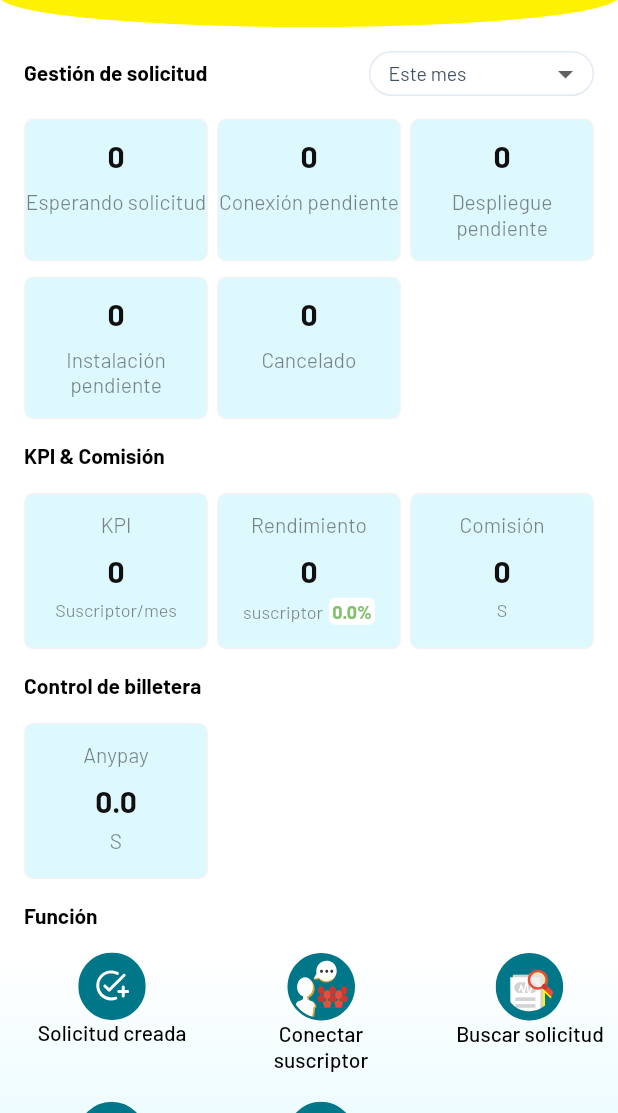
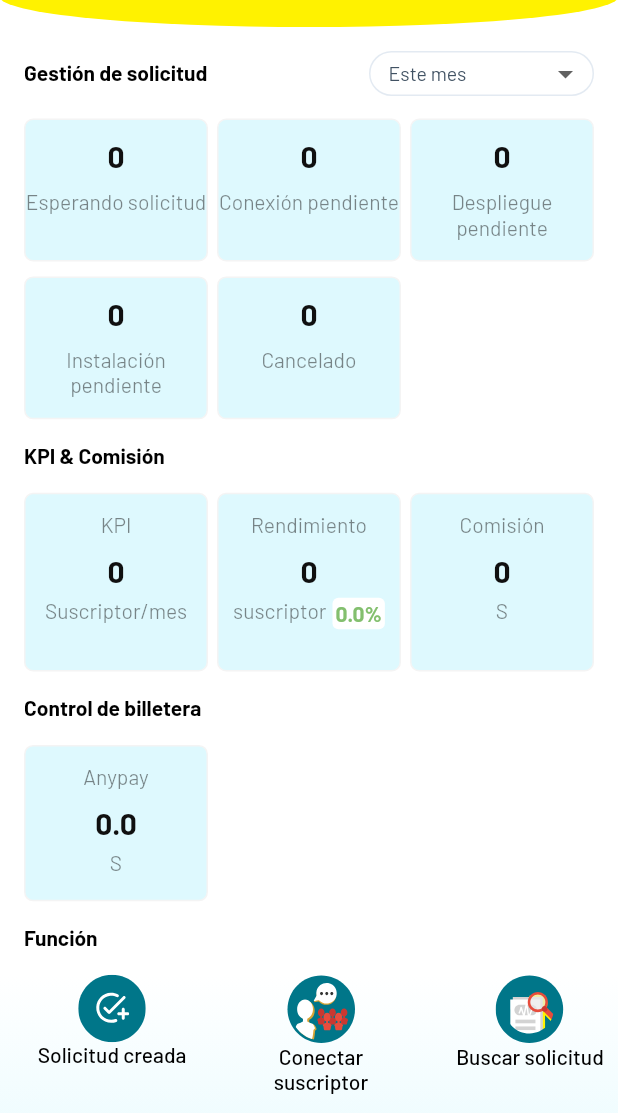
Before and after one commit to nhdduong292/Bitel_develop, a Flutter app: the SalePage screen opened by its route, on a phone screen of 412 x 824 dp, the part 123-1236 px from its top. Run offline on Flutter 3.47's test engine with Material 2 defaults, Android fonts, the phone set to English and light mode, and no system bars; our stand-ins replace camera, dio, dotted_border, dotted_line, dropdown_button2, expandable and 20 more; missing offline and left inert: dart:ffi, flutter_launcher_icons, flutter_pdfview, google_mlkit_text_recognition, jwt_decode, multiselect; accounts and stored records are empty; generated files the repository leaves out were written again; network calls fail; project files that could hold a hidden picture were left out.

Commit message:
sua bi tran text kpi commission

```diff
--- a/lib/main/ui/main/drawer/ftth/sale/sale_page.dart
+++ b/lib/main/ui/main/drawer/ftth/sale/sale_page.dart
@@ -247,7 +247,7 @@ class SalePage extends GetWidget {
                               gridDelegate:
                                   SliverGridDelegateWithFixedCrossAxisCount(
                                       crossAxisCount: 3,
-                                      childAspectRatio: (width / 350),
+                                      childAspectRatio: (width / 400),
                                       crossAxisSpacing: 6.0,
                                       mainAxisSpacing: 10.0),
                               itemBuilder: (BuildContext context, int index) {
@@ -300,20 +300,20 @@ class SalePage extends GetWidget {
                                         const SizedBox(
                                           height: 6,
                                         ),
-                                        Row(
-                                          mainAxisAlignment:
-                                              MainAxisAlignment.center,
+                                        Center(
+                                          child: Wrap(
                                             children: [
                                               Text(
                                                 optionSale.unit,
                                                 style: AppStyles.r2.copyWith(
                                                     color: optionSale.index ==
-                                                          controller.indexSelect
+                                                            controller
+                                                                .indexSelect
                                                         ? AppColors.colorTitle
                                                         : AppColors.colorText5
                                                             .withOpacity(0.5),
                                                     fontWeight: FontWeight.w400,
-                                                  fontSize: 12),
+                                                    fontSize: 14),
                                               ),
                                               Container(
                                                 margin: index == 1
@@ -326,7 +326,8 @@ class SalePage extends GetWidget {
                                                     : const EdgeInsets.all(0),
                                                 decoration: BoxDecoration(
                                                     borderRadius:
-                                                      BorderRadius.circular(4),
+                                                        BorderRadius.circular(
+                                                            4),
                                                     color: Colors.white),
                                                 child: index == 1
                                                     ? Text(
@@ -338,11 +339,12 @@ class SalePage extends GetWidget {
                                                                 fontWeight:
                                                                     FontWeight
                                                                         .w600,
-                                                              fontSize: 12),
+                                                                fontSize: 14),
                                                       )
                                                     : const Text(""),
                                               )
                                             ],
+                                          ),
                                         ),
                                       ],
                                     ),
```
Lines whose indentation alone changed are shown as unchanged.
